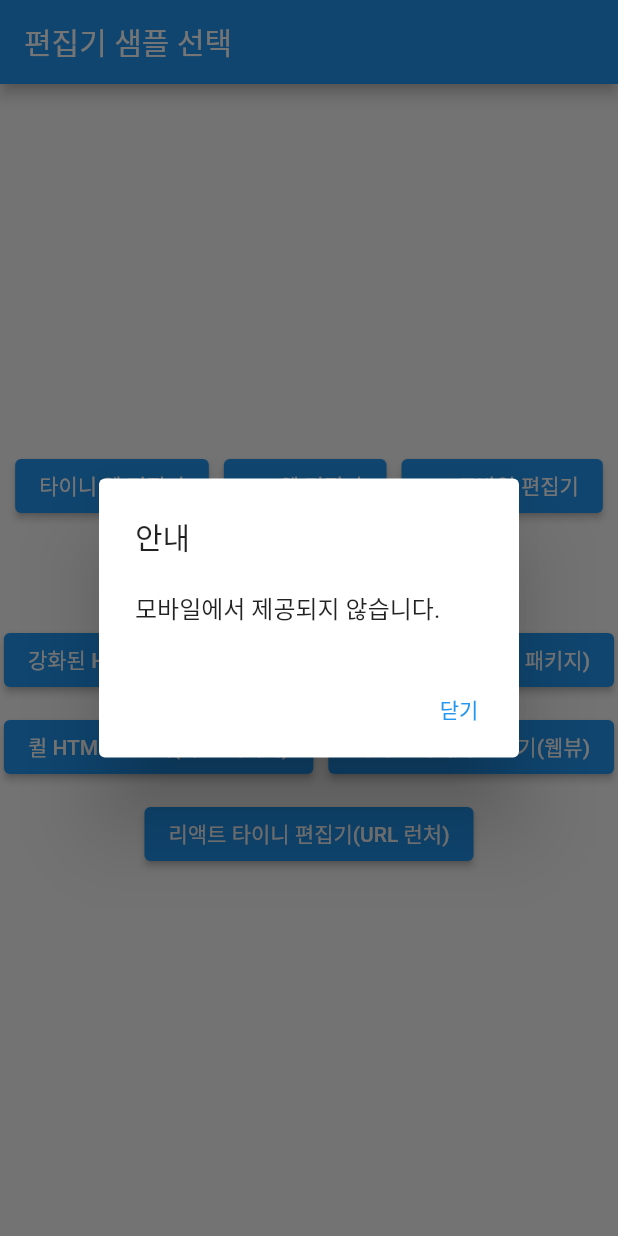
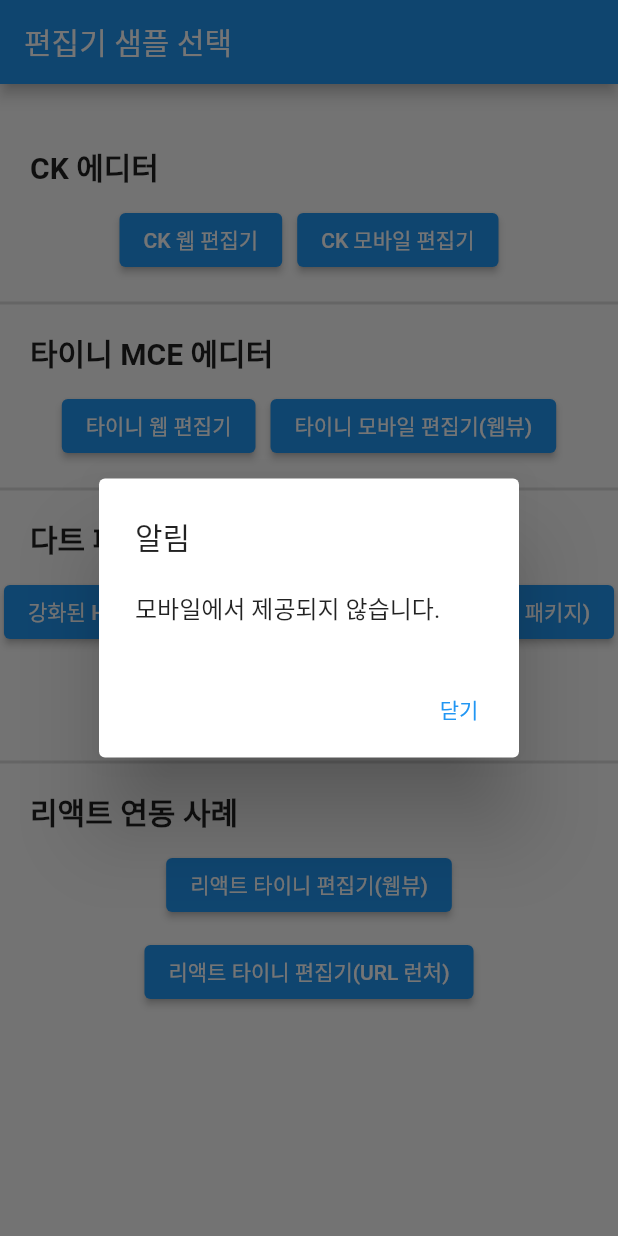
Before and after one commit to elian118/html_editor, a Flutter app: the screen it shows after launch, after a tap on "CK 웹 편집기", on a phone screen of 412 x 824 dp. Run offline on Flutter 3.47's test engine with Material 2 defaults, Android fonts, the light colour scheme and no system bars; our stand-ins replace flutter_widget_from_html, webview_flutter; missing offline and left inert: flutter_quill, html_editor_enhanced, quill_html_editor, universal_html.

Commit message:
메인 정리정돈

```diff
--- a/lib/common/widgets/cst_alert.dart
+++ b/lib/common/widgets/cst_alert.dart
@@ -7,8 +7,10 @@
     builder: (context) => AlertDialog(
       title: const Text('알림'),
       content: SingleChildScrollView(
-        child: SizedBox(
-          height: MediaQuery.of(context).size.height - 500,
+        child: ConstrainedBox(
+          constraints: BoxConstraints(
+            maxHeight: MediaQuery.of(context).size.height - 500,
+          ),
           child: content,
         ),
       ),
--- a/lib/features/main/screens/main_screen.dart
+++ b/lib/features/main/screens/main_screen.dart
@@ -1,6 +1,7 @@
 import 'package:flutter/material.dart';
 import 'package:html_editor/common/constants/rawData/local_url.dart';
 import 'package:html_editor/common/widgets/block_alert.dart';
+import 'package:html_editor/common/widgets/cst_alert.dart';
 import 'package:html_editor/features/editor/screens/ck_mobile_editor_screen.dart';
 import 'package:html_editor/features/editor/screens/ck_web_editor_screen.dart';
 import 'package:html_editor/features/editor/screens/html_editor_enhanced_screen.dart';
@@ -56,65 +57,53 @@
       appBar: AppBar(
         title: const Text('편집기 샘플 선택'),
       ),
-      body: Center(
+      body: Align(
+        alignment: Alignment.topCenter,
+        child: Padding(
+          padding: const EdgeInsets.symmetric(vertical: 40),
           child: Wrap(
             alignment: WrapAlignment.center,
             spacing: 10,
             runSpacing: 10,
             children: [
-            ElevatedButton(
-              onPressed: () => Utils.isWebScreen(context)
-                  ? Utils.navPush(context, const TinyWebEditorScreen())
-                  : showDialog(
-                      context: context,
-                      builder: (context) => AlertDialog(
-                        title: const Text('안내'),
-                        content: const Text('모바일에서 제공되지 않습니다.'),
-                        actions: [
-                          TextButton(
-                            onPressed: () => Utils.navPop(context),
-                            child: const Text('닫기'),
-                          )
-                        ],
+              Container(
+                width: MediaQuery.of(context).size.width,
+                padding: EdgeInsets.symmetric(
+                    horizontal: Utils.isWebScreen(context) ? 550 : 20),
+                child: const Text(
+                  'CK 에디터',
+                  style: TextStyle(fontWeight: FontWeight.w600, fontSize: 20),
                 ),
-                    ),
-              child: const Text('타이니 웹 편집기'),
               ),
               ElevatedButton(
                 onPressed: () => Utils.isWebScreen(context)
                     ? Utils.navPush(context, const CkWebEditorScreen())
-                  : showDialog(
-                      context: context,
-                      builder: (context) => AlertDialog(
-                        title: const Text('안내'),
-                        content: const Text('모바일에서 제공되지 않습니다.'),
-                        actions: [
-                          TextButton(
-                            onPressed: () => Utils.navPop(context),
-                            child: const Text('닫기'),
-                          )
-                        ],
-                      ),
-                    ),
+                    : callDial(context, const Text('모바일에서 제공되지 않습니다.')),
                 child: const Text('CK 웹 편집기'),
               ),
               ElevatedButton(
                 onPressed: () => !Utils.isWebScreen(context)
                     ? Utils.navPush(context, const CkMobileEditorScreen())
-                  : showDialog(
-                      context: context,
-                      builder: (context) => AlertDialog(
-                        title: const Text('안내'),
-                        content: const Text('웹에서 제공되지 않습니다.'),
-                        actions: [
-                          TextButton(
-                            onPressed: () => Utils.navPop(context),
-                            child: const Text('닫기'),
-                          )
-                        ],
+                    : callDial(context, const Text('웹에서 제공되지 않습니다.')),
+                child: const Text('CK 모바일 편집기'),
+              ),
+              const Divider(
+                thickness: 2,
+              ),
+              Container(
+                width: MediaQuery.of(context).size.width,
+                padding: EdgeInsets.symmetric(
+                    horizontal: Utils.isWebScreen(context) ? 550 : 20),
+                child: const Text(
+                  '타이니 MCE 에디터',
+                  style: TextStyle(fontWeight: FontWeight.w600, fontSize: 20),
                 ),
               ),
-              child: const Text('CK 모바일 편집기'),
+              ElevatedButton(
+                onPressed: () => Utils.isWebScreen(context)
+                    ? Utils.navPush(context, const TinyWebEditorScreen())
+                    : callDial(context, const Text('모바일에서 제공되지 않습니다.')),
+                child: const Text('타이니 웹 편집기'),
               ),
               ElevatedButton(
                 onPressed: () => Utils.isWebScreen(context)
@@ -124,6 +113,18 @@
                       )
                     : Utils.navPush(context, const TinyMobileEditorScreen()),
                 child: const Text('타이니 모바일 편집기(웹뷰)'),
+              ),
+              const Divider(
+                thickness: 2,
+              ),
+              Container(
+                width: MediaQuery.of(context).size.width,
+                padding: EdgeInsets.symmetric(
+                    horizontal: Utils.isWebScreen(context) ? 550 : 20),
+                child: const Text(
+                  '다트 패키기 엄선 3종',
+                  style: TextStyle(fontWeight: FontWeight.w600, fontSize: 20),
+                ),
               ),
               ElevatedButton(
                 onPressed: () =>
@@ -139,6 +140,18 @@
                 onPressed: () =>
                     Utils.navPush(context, const QuillHtmlEditorScreen()),
                 child: const Text('퀼 HTML 편집기(다트 패키지)'),
+              ),
+              const Divider(
+                thickness: 2,
+              ),
+              Container(
+                width: MediaQuery.of(context).size.width,
+                padding: EdgeInsets.symmetric(
+                    horizontal: Utils.isWebScreen(context) ? 550 : 20),
+                child: const Text(
+                  '리액트 연동 사례',
+                  style: TextStyle(fontWeight: FontWeight.w600, fontSize: 20),
+                ),
               ),
               ElevatedButton(
                 onPressed: () => Utils.isWebScreen(context)
@@ -156,6 +169,7 @@
             ],
           ),
         ),
+      ),
     );
   }
 }
```
Lines whose indentation alone changed are shown as unchanged.
